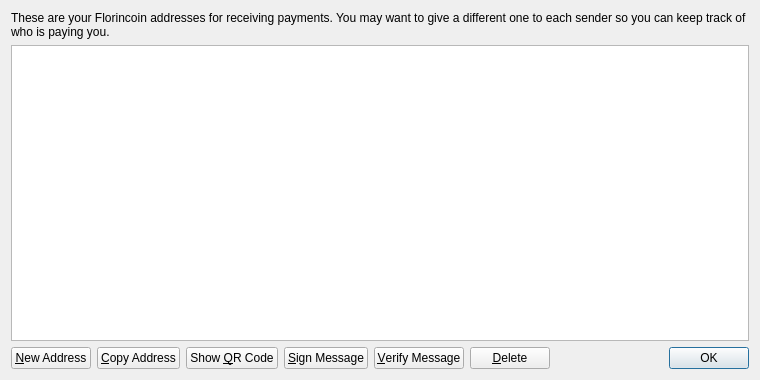
Above: src/qt/forms/addressbookpage.ui from cosmoscoin/cosmoscoin before the change. Below: the same form after it.
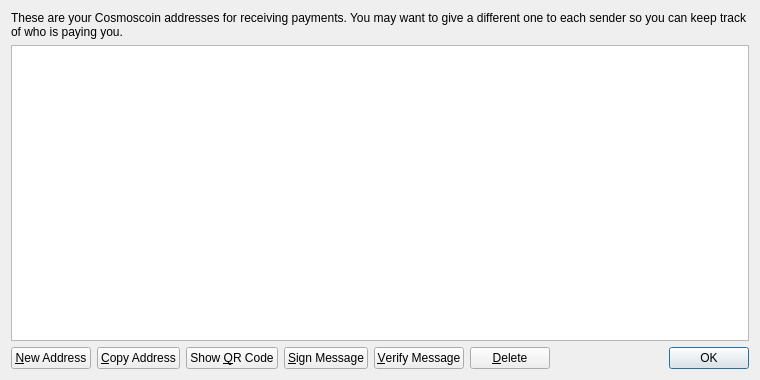
That is the form after the change. Icons and pictures are not drawn.

The edit to the form file:
```diff
--- a/src/qt/forms/addressbookpage.ui
+++ b/src/qt/forms/addressbookpage.ui
@@ -17,7 +17,7 @@
    <item>
     <widget class="QLabel" name="labelExplanation">
      <property name="text">
-      <string>These are your Florincoin addresses for receiving payments. You may want to give a different one to each sender so you can keep track of who is paying you.</string>
+      <string>These are your Cosmoscoin addresses for receiving payments. You may want to give a different one to each sender so you can keep track of who is paying you.</string>
      </property>
      <property name="textFormat">
       <enum>Qt::PlainText</enum>
```
Left out of the diff: 18 changed lines with no effect on the pictures.
